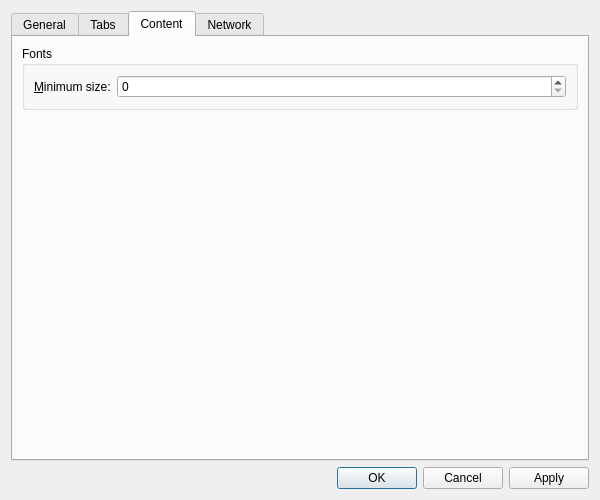
Old version of the form src/libs/ui/settingsdialog.ui in the repository zealdocs/zeal.
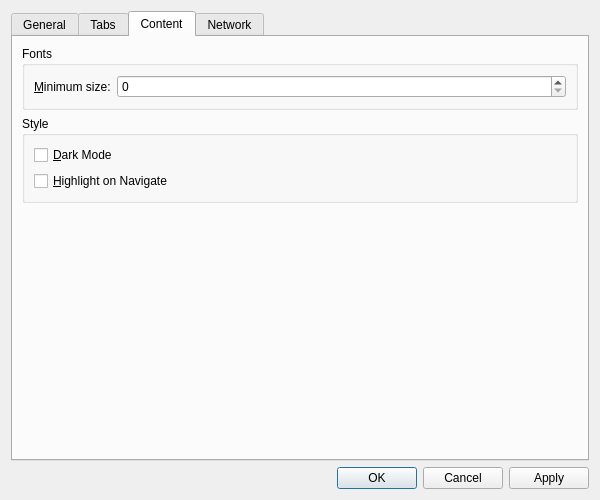
New version of the form. The open tabs and pages were chosen to show the change. Custom widgets are drawn as their Qt base class.

Commit message:
core,ui: Add dark mode
Also makes highlighting on navigate configurable.

Fixes #466.

The edit to the form file:
```diff
--- a/src/libs/ui/settingsdialog.ui
+++ b/src/libs/ui/settingsdialog.ui
@@ -206,6 +206,29 @@
          </layout>
         </widget>
        </item>
+       <item>
+        <widget class="QGroupBox" name="styleGroupBox">
+         <property name="title">
+          <string>Style</string>
+         </property>
+         <layout class="QFormLayout" name="formLayout_5">
+          <item row="1" column="0" colspan="2">
+           <widget class="QCheckBox" name="darkModeCheckBox">
+            <property name="text">
+             <string>&amp;Dark Mode</string>
+            </property>
+           </widget>
+          </item>
+          <item row="2" column="0">
+           <widget class="QCheckBox" name="highlightOnNavigateCheckBox">
+            <property name="text">
+             <string>&amp;Highlight on Navigate</string>
+            </property>
+           </widget>
+          </item>
+         </layout>
+        </widget>
+       </item>
        <item>
         <spacer name="verticalSpacer_3">
          <property name="orientation">
```
The commit also changes 7 other files.
